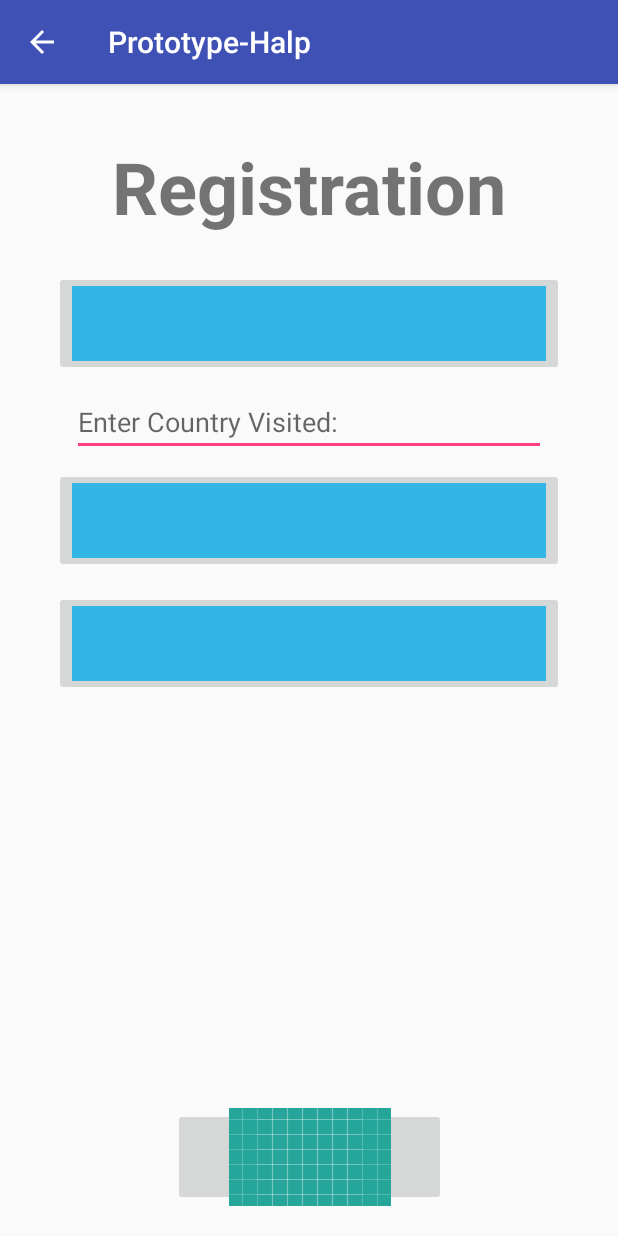
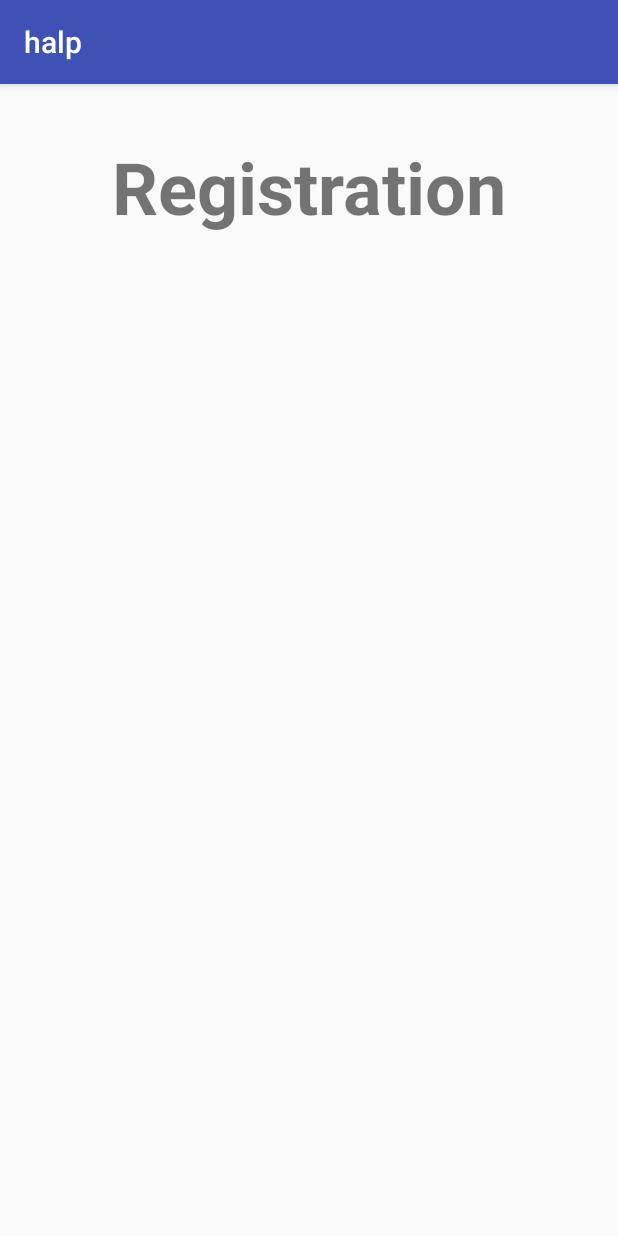
Before and after one commit to pikulet/orbital-halp, an Android app: the screen it shows after launch (RegistrationPage), after a tap on an icon or button, on a phone screen of 412 x 824 dp. Run offline under Robolectric (Android 15) with nearby library versions, the phone set to English and light mode, and no system bars.

Commit message:
Restore prototype (for real)

```diff
--- a/prototype/app/build.gradle
+++ b/prototype/app/build.gradle
@@ -3,8 +3,8 @@ apply plugin: 'com.android.application'
 android {
     compileSdkVersion 27
     defaultConfig {
-        applicationId "com.kayheenjoyce.prototype_halp"
-        minSdkVersion 26
+        applicationId "com.kayheenjoyce.prototype"
+        minSdkVersion 27
         targetSdkVersion 27
         versionCode 1
         versionName "1.0"
@@ -25,5 +25,4 @@ dependencies {
     testImplementation 'junit:junit:4.12'
     androidTestImplementation 'com.android.support.test:runner:1.0.2'
     androidTestImplementation 'com.android.support.test.espresso:espresso-core:3.0.2'
-    implementation 'com.android.support:design:27.1.1'
 }
--- a/prototype/app/src/main/AndroidManifest.xml
+++ b/prototype/app/src/main/AndroidManifest.xml
@@ -1,6 +1,6 @@
 <?xml version="1.0" encoding="utf-8"?>
 <manifest xmlns:android="http://schemas.android.com/apk/res/android"
-    package="com.kayheenjoyce.prototype_halp">
+    package="com.kayheenjoyce.prototype">
 
     <application
         android:allowBackup="true"
@@ -16,13 +16,7 @@
                 <category android:name="android.intent.category.LAUNCHER" />
             </intent-filter>
         </activity>
-        <activity android:name=".RegistrationPage"
-            android:parentActivityName=".MainActivity">
-            <!-- The meta-data tag is required if you support API level 15 and lower -->
-            <meta-data
-                android:name="android.support.PARENT_ACTIVITY"
-                android:value=".MainActivity" />
-        </activity>
+        <activity android:name=".RegistrationPage"></activity>
     </application>
 
 </manifest>
--- /dev/null
+++ b/prototype/app/src/main/java/com/kayheenjoyce/prototype/MainActivity.java
@@ -0,0 +1,83 @@
+package com.kayheenjoyce.prototype;
+
+import android.content.Intent;
+import android.support.v7.app.AppCompatActivity;
+import android.os.Bundle;
+import android.view.View;
+import android.widget.TextView;
+
+import java.util.Calendar;
+import java.util.Random;
+
+public class MainActivity extends AppCompatActivity {
+
+    // The current opening status of the clinic
+    protected static boolean clinicIsOpen = true;
+    protected static String CLINIC_OPEN;
+    protected static String CLINIC_CLOSED;
+
+    // The current estimated waiting time at the clinic. Provided by the clinic.
+    protected static int estimatedWaitingTime = Integer.MAX_VALUE;
+
+    @Override
+    protected void onCreate(Bundle savedInstanceState) {
+        super.onCreate(savedInstanceState);
+        setContentView(R.layout.activity_main);
+
+        CLINIC_OPEN = getString(R.string.main_clinic_status_open);
+        CLINIC_CLOSED = getString(R.string.main_clinic_status_closed);
+    }
+
+    @Override
+    protected void onResume() {
+        super.onResume();
+        updateClinicStatus(); // Updates to see if the clinic is opened or closed.
+        updateWaitingTime(); // Updates the clinic's estimated waiting time.
+    }
+
+    /**
+     * Updates the clinic status, if it is opened or not.
+     *      Currently, the clinic opening hours are set as:
+     *      Monday to Wednesday: 8.30am - 6.00pm
+     *      Thursday: 8.30am - 5.00pm
+     *      Friday: 8.30am - 5.30pm
+     *      We are closed on Saturday, Sunday & Public Holidays
+     *      Clinic is closed for lunch from 12.30pm - 1.30pm
+     *      Please note that last registration is 30 minutes prior to lunch or closing hours.
+     *
+     * In the future, this could be done by simply running an API call to the clinic
+     */
+    protected void updateClinicStatus() {
+        // Retrieves the date and time, checking if this is within the clinic's opening hours.
+        Calendar currentCalendar = Calendar.getInstance();
+        // TODO
+
+        String currentClinicStatus = clinicIsOpen ? CLINIC_OPEN : CLINIC_CLOSED;
+
+        // Updates the displayed text
+        TextView tView = findViewById(R.id.main_clinicStatus);
+        tView.setText(currentClinicStatus);
+    }
+
+    /**
+     * Updates the clinic's waiting time.
+     * Currently, this is done by generating a pseudorandom number from 45 to 60.
+     */
+    protected void updateWaitingTime() {
+        Random rand = new Random();
+        int randomWaitingTime = rand.nextInt(16) + 45;
+        MainActivity.estimatedWaitingTime = randomWaitingTime;
+
+        // Updates the displayed text
+        TextView tView = findViewById(R.id.main_estWaitTime);
+        tView.setText(String.valueOf(MainActivity.estimatedWaitingTime));
+    }
+
+    /**
+     * Starts a registration process by going to the next activity.
+     */
+    public void startRegistration(View view) {
+        Intent startReg = new Intent(this, RegistrationPage.class);
+        startActivity(startReg);
+    }
+}
--- /dev/null
+++ b/prototype/app/src/main/java/com/kayheenjoyce/prototype/RegistrationPage.java
@@ -0,0 +1,13 @@
+package com.kayheenjoyce.prototype;
+
+import android.support.v7.app.AppCompatActivity;
+import android.os.Bundle;
+
+public class RegistrationPage extends AppCompatActivity {
+
+    @Override
+    protected void onCreate(Bundle savedInstanceState) {
+        super.onCreate(savedInstanceState);
+        setContentView(R.layout.activity_registration_page);
+    }
+}
--- a/prototype/app/src/main/java/com/kayheenjoyce/prototype_halp/MainActivity.java
+++ /dev/null
@@ -1,83 +0,0 @@
-package com.kayheenjoyce.prototype_halp;
-
-import android.content.Intent;
-import android.support.v7.app.AppCompatActivity;
-import android.os.Bundle;
-import android.view.View;
-import android.widget.TextView;
-
-import java.util.Calendar;
-import java.util.Random;
-
-public class MainActivity extends AppCompatActivity {
-
-    // The current opening status of the clinic
-    protected static boolean clinicIsOpen = true;
-    protected static String CLINIC_OPEN;
-    protected static String CLINIC_CLOSED;
-
-    // The current estimated waiting time at the clinic. Provided by the clinic.
-    protected static int estimatedWaitingTime = Integer.MAX_VALUE;
-
-    @Override
-    protected void onCreate(Bundle savedInstanceState) {
-        super.onCreate(savedInstanceState);
-        setContentView(R.layout.activity_main);
-
-        CLINIC_OPEN = getString(R.string.main_clinic_status_open);
-        CLINIC_CLOSED = getString(R.string.main_clinic_status_closed);
-    }
-
-    @Override
-    protected void onResume() {
-        super.onResume();
-        updateClinicStatus(); // Updates to see if the clinic is opened or closed.
-        updateWaitingTime(); // Updates the clinic's estimated waiting time.
-    }
-
-    /**
-     * Updates the clinic status, if it is opened or not.
-     *      Currently, the clinic opening hours are set as:
-     *      Monday to Wednesday: 8.30am - 6.00pm
-     *      Thursday: 8.30am - 5.00pm
-     *      Friday: 8.30am - 5.30pm
-     *      We are closed on Saturday, Sunday & Public Holidays
-     *      Clinic is closed for lunch from 12.30pm - 1.30pm
-     *      Please note that last registration is 30 minutes prior to lunch or closing hours.
-     *
-     * In the future, this could be done by simply running an API call to the clinic
-     */
-    protected void updateClinicStatus() {
-        // Retrieves the date and time, checking if this is within the clinic's opening hours.
-        Calendar currentCalendar = Calendar.getInstance();
-        // TODO
-
-        String currentClinicStatus = clinicIsOpen ? CLINIC_OPEN : CLINIC_CLOSED;
-
-        // Updates the displayed text
-        TextView tView = findViewById(R.id.main_clinicStatus);
-        tView.setText(currentClinicStatus);
-    }
-
-    /**
-     * Updates the clinic's waiting time.
-     * Currently, this is done by generating a pseudorandom number from 45 to 60.
-     */
-    protected void updateWaitingTime() {
-        Random rand = new Random();
-        int randomWaitingTime = rand.nextInt(16) + 45;
-        MainActivity.estimatedWaitingTime = randomWaitingTime;
-
-        // Updates the displayed text
-        TextView tView = findViewById(R.id.main_estWaitTime);
-        tView.setText(String.valueOf(MainActivity.estimatedWaitingTime));
-    }
-
-    /**
-     * Starts a registration process by going to the next activity.
-     */
-    public void startRegistration(View button) {
-        Intent startReg = new Intent(this, RegistrationPage.class);
-        startActivity(startReg);
-    }
-}
--- a/prototype/app/src/main/java/com/kayheenjoyce/prototype_halp/RegistrationPage.java
+++ /dev/null
@@ -1,21 +0,0 @@
-package com.kayheenjoyce.prototype_halp;
-
-import android.graphics.PorterDuff;
-import android.support.v7.app.AppCompatActivity;
-import android.os.Bundle;
-import android.view.MotionEvent;
-import android.view.View;
-
-public class RegistrationPage extends AppCompatActivity {
-
-    protected boolean wasOverseas = false; // Has the patient been overseas in the last 14 days?
-    protected boolean hasFever = false;    // Does the patient have a fever?
-    protected boolean hasCough = false;    // Does the patient have a cough?
-
-    @Override
-    protected void onCreate(Bundle savedInstanceState) {
-        super.onCreate(savedInstanceState);
-        setContentView(R.layout.activity_registration_page);
-    }
-
-}
--- a/prototype/app/src/main/res/layout/activity_registration_page.xml
+++ b/prototype/app/src/main/res/layout/activity_registration_page.xml
@@ -5,18 +5,6 @@
     android:layout_width="match_parent"
     android:layout_height="match_parent"
     tools:context=".RegistrationPage">
-
-    <ImageButton
-        android:id="@+id/reg_get_queue_button"
-        android:layout_width="182dp"
-        android:layout_height="65dp"
-        android:layout_marginBottom="20dp"
-        android:layout_marginEnd="24dp"
-        android:layout_marginStart="24dp"
-        app:layout_constraintBottom_toBottomOf="parent"
-        app:layout_constraintEnd_toEndOf="parent"
-        app:layout_constraintStart_toStartOf="parent"
-        app:srcCompat="@drawable/ic_launcher_background" />
 
     <TextView
         android:id="@+id/reg_title"
@@ -32,54 +20,4 @@
         app:layout_constraintStart_toStartOf="parent"
         app:layout_constraintTop_toTopOf="parent" />
 
-    <ImageButton
-        android:id="@+id/reg_overseas"
-        android:layout_width="0dp"
-        android:layout_height="70dp"
-        android:layout_marginEnd="36dp"
-        android:layout_marginStart="36dp"
-        android:layout_marginTop="12dp"
-        app:layout_constraintEnd_toEndOf="parent"
-        app:layout_constraintStart_toStartOf="parent"
-        app:layout_constraintTop_toBottomOf="@+id/reg_fever"
-        app:srcCompat="@android:color/holo_blue_light" />
-
-    <ImageButton
-        android:id="@+id/reg_fever"
-        android:layout_width="0dp"
-        android:layout_height="70dp"
-        android:layout_marginEnd="36dp"
-        android:layout_marginStart="36dp"
-        android:layout_marginTop="8dp"
-        app:layout_constraintEnd_toEndOf="parent"
-        app:layout_constraintStart_toStartOf="parent"
-        app:layout_constraintTop_toBottomOf="@+id/editText"
-        app:srcCompat="@android:color/holo_blue_light" />
-
-    <ImageButton
-        android:id="@+id/reg_cough"
-        android:layout_width="0dp"
-        android:layout_height="70dp"
-        android:layout_marginEnd="36dp"
-        android:layout_marginStart="36dp"
-        android:layout_marginTop="24dp"
-        app:layout_constraintEnd_toEndOf="parent"
-        app:layout_constraintStart_toStartOf="parent"
-        app:layout_constraintTop_toBottomOf="@+id/reg_title"
-        app:srcCompat="@android:color/holo_blue_light" />
-
-    <EditText
-        android:id="@+id/editText"
-        android:layout_width="0dp"
-        android:layout_height="wrap_content"
-        android:layout_marginEnd="48dp"
-        android:layout_marginStart="48dp"
-        android:layout_marginTop="8dp"
-        android:ems="10"
-        android:hint="@string/reg_enter_country"
-        android:inputType="textPersonName"
-        app:layout_constraintEnd_toEndOf="parent"
-        app:layout_constraintStart_toStartOf="parent"
-        app:layout_constraintTop_toBottomOf="@+id/reg_cough" />
-
 </android.support.constraint.ConstraintLayout>
--- a/prototype/app/src/main/res/values/strings.xml
+++ b/prototype/app/src/main/res/values/strings.xml
@@ -1,5 +1,5 @@
 <resources>
-    <string name="app_name">Prototype-Halp</string>
+    <string name="app_name">halp</string>
     <string name="main_clinic_status">The UHC is</string>
     <string name="main_clinic_status_closed">CLOSED</string>
     <string name="main_clinic_status_open">OPEN</string>
@@ -9,5 +9,4 @@
     <string name="reg_overseas">Overseas in last 14 days</string>
     <string name="reg_fever">Fever</string>
     <string name="reg_cough">Cough</string>
-    <string name="reg_enter_country">Enter Country Visited:</string>
 </resources>
```
Also changed, not shown: prototype/gradle/wrapper/gradle-wrapper.properties, 142 other files.
